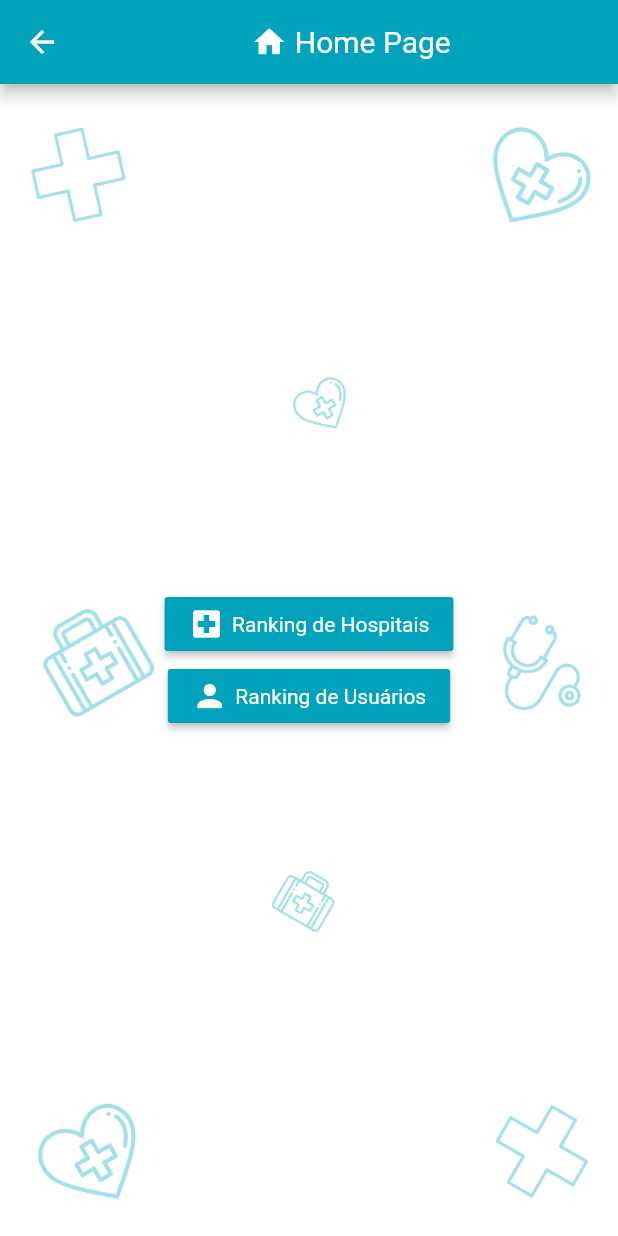
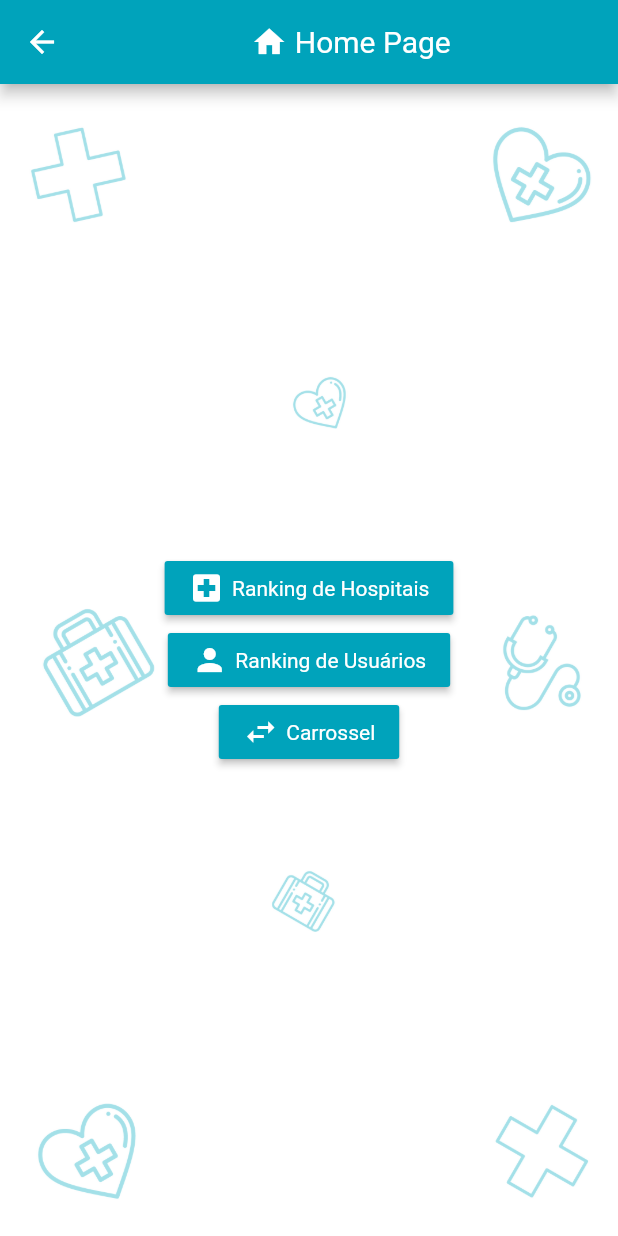
Before and after one commit to plucenio/FlutterPocs, a Flutter app: the HomePage screen opened by its route, on a phone screen of 412 x 824 dp. Run offline on Flutter 3.47's test engine with Material 2 defaults, Android fonts, the phone set to English and light mode, and no system bars; our stand-ins replace carousel_slider; network calls fail.

Commit message:
A concept of caroussel implemented

```diff
--- a/poc_consumo_api_json/lib/main.dart
+++ b/poc_consumo_api_json/lib/main.dart
@@ -1,4 +1,5 @@
 import 'package:flutter/material.dart';
+import 'package:poc_consumo_api_json/pages/caroussel_page.dart';
 import 'package:poc_consumo_api_json/pages/home_page.dart';
 import 'package:poc_consumo_api_json/pages/ranking_page.dart';
 import 'package:poc_consumo_api_json/pages/splash_page.dart';
@@ -28,6 +29,7 @@ class MyApp extends StatelessWidget {
         '/hospitalRanking': (context) => RankingPage(
               title: hospital_ranking,
             ),
+        '/carrossel': (context) => CarousselPage(),
       },
     );
   }
--- a/poc_consumo_api_json/lib/pages/home_page.dart
+++ b/poc_consumo_api_json/lib/pages/home_page.dart
@@ -1,7 +1,6 @@
 import 'package:flutter/foundation.dart';
 import 'package:flutter/material.dart';
 import 'package:poc_consumo_api_json/utils/constants.dart';
-
 import 'widgets/default_scaffold.dart';
 
 class HomePage extends StatefulWidget {
@@ -35,6 +34,7 @@ class _HomePageState extends State<HomePage> {
                   horizontal: MediaQuery.of(context).size.width * 0.2),
               child: Column(
                 mainAxisAlignment: MainAxisAlignment.center,
+                mainAxisSize: MainAxisSize.max,
                 children: [
                   RaisedButton(
                     child: Row(
@@ -68,6 +68,22 @@ class _HomePageState extends State<HomePage> {
                       Navigator.pushNamed(context, '/userRanking');
                     },
                   ),
+                  RaisedButton(
+                    child: Row(
+                      children: [
+                        Icon(Icons.swap_horiz),
+                        SizedBox(
+                          width: 5,
+                        ),
+                        Text('Carrossel'),
+                      ],
+                    ),
+                    color: pacificBlueColor,
+                    textColor: Colors.white,
+                    onPressed: () {
+                      Navigator.pushNamed(context, '/carrossel');
+                    },
+                  ),
                 ],
               ),
             ),
--- a/poc_consumo_api_json/lib/pages/splash_page.dart
+++ b/poc_consumo_api_json/lib/pages/splash_page.dart
@@ -1,8 +1,6 @@
 import 'dart:math';
-
 import 'package:flutter/foundation.dart';
 import 'package:flutter/material.dart';
-import 'package:poc_consumo_api_json/pages/widgets/default_scaffold.dart';
 import 'package:poc_consumo_api_json/utils/constants.dart';
 
 import 'home_page.dart';
--- a/poc_consumo_api_json/lib/utils/constants.dart
+++ b/poc_consumo_api_json/lib/utils/constants.dart
@@ -6,6 +6,11 @@ const String splashScreenSource = "$basePathImage/SplashScreen.png";
 const String splashScreenFittedSource = "$basePathImage/SplashScreenFitted.png";
 const String rafaelRoundedSource = "$basePathImage/RafaelRounded.png";
 const String logoSafety4MeSource = "$basePathImage/LogoSafety4Me.png";
+const String iconLevel1 = "$basePathImage/IconLevel1.png";
+const String iconLevel2 = "$basePathImage/IconLevel2.png";
+const String iconLevel3 = "$basePathImage/IconLevel3.png";
+const String iconLevel4 = "$basePathImage/IconLevel4.png";
+const String iconLevel5 = "$basePathImage/IconLevel5.png";
 const Color pacificBlueColor = Color.fromARGB(255, 0, 163, 187);
 const String user_ranking = "Ranking de Usuários";
 const String hospital_ranking = "Ranking de Hospitais";
--- a/poc_consumo_api_json/pubspec.yaml
+++ b/poc_consumo_api_json/pubspec.yaml
@@ -29,6 +29,7 @@ dependencies:
   # Use with the CupertinoIcons class for iOS style icons.
   cupertino_icons: ^0.1.3
   http:
+  carousel_slider: ^2.2.1
 
 dev_dependencies:
   flutter_test:
```
Also changed, not shown: poc_consumo_api_json/lib/pages/caroussel_page.dart (added, +93 -0 lines), poc_consumo_api_json/assets/images/IconLevel1.png (added), poc_consumo_api_json/assets/images/IconLevel2.png (added), poc_consumo_api_json/assets/images/IconLevel3.png (added), poc_consumo_api_json/assets/images/IconLevel4.png (added), poc_consumo_api_json/assets/images/IconLevel5.png (added), poc_consumo_api_json/pubspec.lock.
